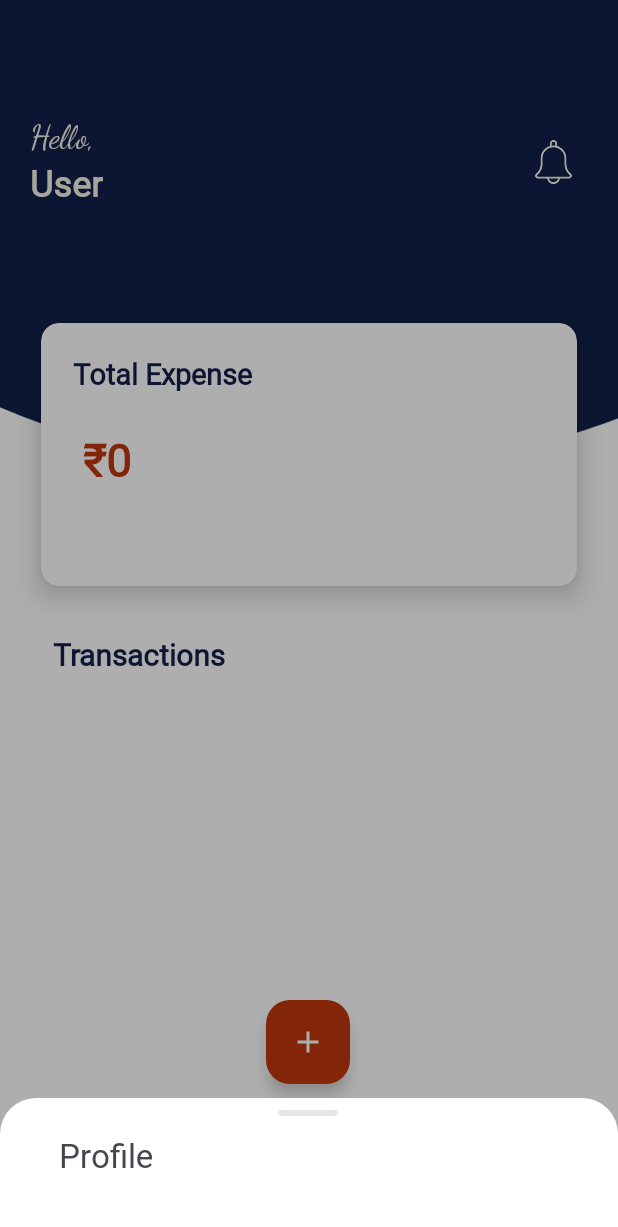
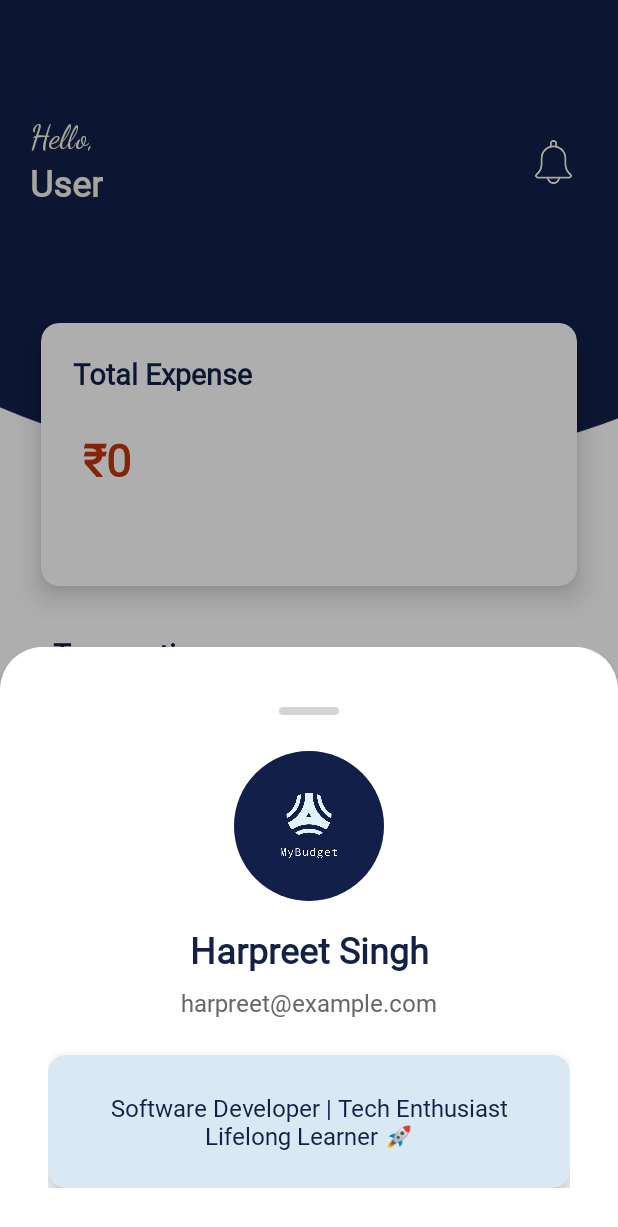
Before and after one commit to harpreet-03/MyBudget, an Android app: the fragment ProfileBottomSheetFragment placed in its activity, on a phone screen of 412 x 824 dp. Shown: the top 1227 px of the screen. Run offline under Robolectric (Android 15) with nearby library versions, the phone set to English and light mode, and no system bars.

Commit message:
Added profile fragment

```diff
--- a/app/src/main/res/drawable/rounded_sheet_bg.xml
+++ b/app/src/main/res/drawable/rounded_sheet_bg.xml
@@ -1,5 +1,6 @@
 <shape xmlns:android="http://schemas.android.com/apk/res/android"
     android:shape="rectangle">
     <solid android:color="@android:color/white"/>
-    <corners android:topLeftRadius="24dp" android:topRightRadius="24dp"/>
+    <corners android:topLeftRadius="30dp" android:topRightRadius="30dp"/>
+
 </shape>
--- a/app/src/main/res/layout/bottom_sheet_profile.xml
+++ b/app/src/main/res/layout/bottom_sheet_profile.xml
@@ -5,52 +5,96 @@
     android:layout_width="match_parent"
     android:layout_height="wrap_content"
     android:background="@drawable/rounded_sheet_bg"
-    android:layout_margin="10dp"
-    android:paddingTop="8dp"
-    android:paddingBottom="24dp"
+    android:layout_margin="16dp"
+    android:padding="16dp"
     android:clipToPadding="false">
 
     <androidx.constraintlayout.widget.ConstraintLayout
         android:layout_width="match_parent"
         android:layout_height="wrap_content"
-        android:orientation="vertical"
-        android:paddingHorizontal="24dp"
-        android:gravity="center_horizontal">
+        android:padding="16dp">
 
-        <!-- Drag handle (hyphen) -->
-
+        <!-- Drag Handle -->
         <View
+            android:id="@+id/dragHandle"
             android:layout_width="40dp"
-            android:layout_height="4dp"
-            android:layout_gravity="center"
-            android:alpha="0.3"
+            android:layout_height="5dp"
             android:background="@drawable/drag_handle"
             android:backgroundTint="@android:color/darker_gray"
+            android:alpha="0.5"
+            app:layout_constraintTop_toTopOf="parent"
+            app:layout_constraintStart_toStartOf="parent"
+            app:layout_constraintEnd_toEndOf="parent"
+            android:layout_marginTop="8dp"
+            android:layout_marginBottom="16dp" />
+
+        <!-- Profile Picture -->
+        <ImageView
+            android:id="@+id/profileImage"
+            android:layout_width="100dp"
+            android:layout_height="100dp"
+            android:layout_marginTop="24dp"
+            android:scaleType="centerCrop"
+            android:src="@drawable/logo"
+            android:background="@drawable/circle_bg"
             android:clipToOutline="true"
+            app:layout_constraintTop_toBottomOf="@id/dragHandle"
+            app:layout_constraintStart_toStartOf="parent"
+            app:layout_constraintEnd_toEndOf="parent" />
+
+        <!-- Name -->
+        <TextView
+            android:id="@+id/nameText"
+            android:layout_width="wrap_content"
+            android:layout_height="wrap_content"
+            android:text="Harpreet Singh"
+            android:textSize="24sp"
+            android:textStyle="bold"
+            android:textColor="#132148"
+            android:layout_marginTop="16dp"
+            app:layout_constraintTop_toBottomOf="@id/profileImage"
+            app:layout_constraintStart_toStartOf="parent"
+            app:layout_constraintEnd_toEndOf="parent" />
+
+        <!-- Email -->
+        <TextView
+            android:id="@+id/emailText"
+            android:layout_width="wrap_content"
+            android:layout_height="wrap_content"
+            android:text="harpreet@example.com"
+            android:textSize="16sp"
+            android:textColor="#666666"
+            android:layout_marginTop="8dp"
+            app:layout_constraintTop_toBottomOf="@id/nameText"
+            app:layout_constraintStart_toStartOf="parent"
+            app:layout_constraintEnd_toEndOf="parent" />
+
+        <!-- Bio inside CardView -->
+        <androidx.cardview.widget.CardView
+            android:id="@+id/bioCard"
+            android:layout_width="0dp"
+            android:layout_height="wrap_content"
+            android:layout_marginTop="24dp"
+            android:backgroundTint="#DAE8F3"
+            app:cardCornerRadius="12dp"
+            app:cardElevation="12dp"
             app:layout_constraintBottom_toBottomOf="parent"
             app:layout_constraintEnd_toEndOf="parent"
-            app:layout_constraintHorizontal_bias="0.498"
             app:layout_constraintStart_toStartOf="parent"
-            app:layout_constraintTop_toTopOf="parent"
-            app:layout_constraintVertical_bias="0.0" />
+            app:layout_constraintTop_toBottomOf="@id/emailText">
 
-        <TextView
-            android:id="@+id/textView5"
-            android:layout_width="wrap_content"
-            android:layout_height="wrap_content"
-            android:layout_margin="10dp"
-            android:text="Profile"
-            android:padding="5dp"
-            android:textSize="22sp"
-            app:layout_constraintBottom_toBottomOf="parent"
-            app:layout_constraintEnd_toEndOf="parent"
-            app:layout_constraintHorizontal_bias="0.0"
-            app:layout_constraintStart_toStartOf="parent"
-            app:layout_constraintTop_toTopOf="parent"
-            app:layout_constraintVertical_bias="1.0" />
+            <TextView
+                android:id="@+id/bioText"
+                android:layout_width="match_parent"
+                android:layout_height="wrap_content"
+                android:padding="24dp"
+                android:text="Software Developer | Tech Enthusiast  Lifelong Learner 🚀"
+                android:textAlignment="center"
+                android:textColor="#132148"
+                android:textSize="16sp" />
 
-
-
+        </androidx.cardview.widget.CardView>
 
     </androidx.constraintlayout.widget.ConstraintLayout>
+
 </ScrollView>
```
Also changed, not shown: app/src/main/java/com/example/mybudget/HomeDashBoard.kt (+28 -7 lines).
